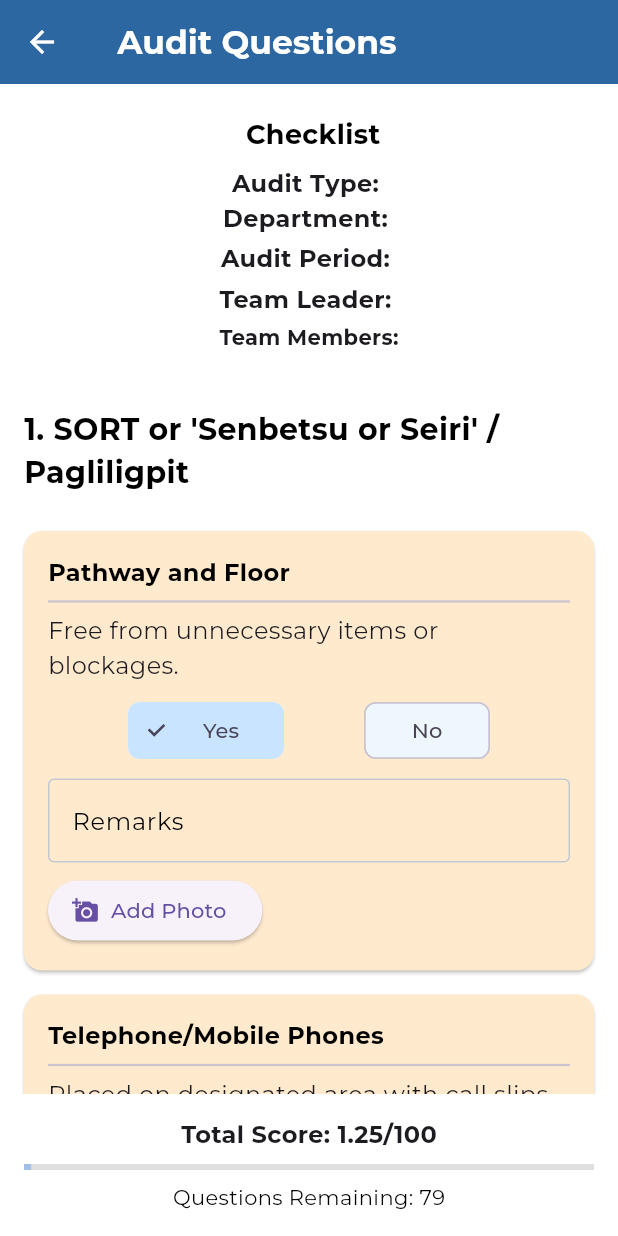
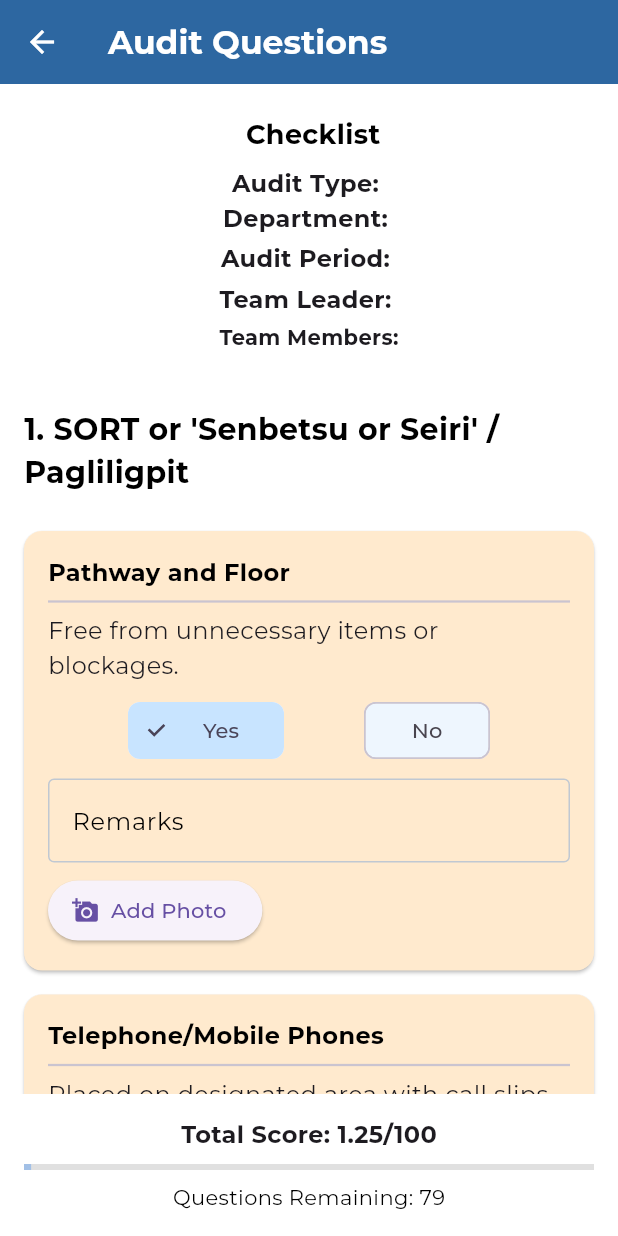
Before and after one commit to NeserxDD/BRUM, a Flutter app: the ChecklistScreen screen opened directly with empty values, after a tap on "Yes", on a phone screen of 412 x 824 dp. Run offline on Flutter 3.47's test engine with Material 3 defaults, Android fonts, the phone set to English and light mode, and no system bars; our stand-ins replace flutter_markdown, google_fonts, image_picker, pdf, share_plus, sqflite; accounts and stored records are empty.

Commit message:
final for now

```diff
--- a/lib/checklist.dart
+++ b/lib/checklist.dart
@@ -330,7 +330,7 @@ class _ChecklistScreenState extends State<ChecklistScreen> with RouteAware {
           await dbHelper.insertQuestionImage(
             questionDetailId: questionId,
             imagePath: imagePath,
-            imageCode: 'q${i + 1}',
+            imageCode: 'I-${i + 1}',
           );
         }
       }
@@ -383,7 +383,7 @@ class _ChecklistScreenState extends State<ChecklistScreen> with RouteAware {
           backgroundColor: const Color.fromARGB(255, 45, 103, 161),
           iconTheme: IconThemeData(color: Colors.white),
           title: Text(
-            '${widget.auditType} Audit Questions',
+            'Audit Questions',
             style: TextStyle(fontWeight: FontWeight.bold, color: Colors.white),
           ),
         ),
@@ -679,7 +679,7 @@ class __QuestionItemState extends State<_QuestionItem> {
   void initState() {
     super.initState();
     _remarkController.text = widget.question["remark"] ?? "";
-    _imageCode = 'q${widget.questionIndex + 1}';
+    _imageCode = 'I-${widget.questionIndex + 1}';
     _imagePaths = List<String>.from(widget.question["imagePaths"] ?? []);
   }
 
--- a/lib/hard_s_office_pdf_generator.dart
+++ b/lib/hard_s_office_pdf_generator.dart
@@ -102,7 +102,7 @@ class HardSOfficePdfGenerator {
               pw.Padding(
                 padding: const pw.EdgeInsets.all(8.0),
                 child: pw.Text(
-                  'Q${questions.indexOf(question) + 1}',
+                  'I-${questions.indexOf(question) + 1}',
                   textAlign: pw.TextAlign.center,
                 ),
               ),
--- a/lib/history.dart
+++ b/lib/history.dart
@@ -361,10 +361,10 @@ DropdownMenuItem<String> _buildDropdownItem(String? value, String text) {
           isDense: true,
         ),
         items: [
-          _buildDropdownItem(null, 'Default'),
+          _buildDropdownItem(null, 'Latest'),
           _buildDropdownItem('Department', 'Department'),
           _buildDropdownItem('Highest Score', 'Highest Score'),
-          _buildDropdownItem('Latest', 'Latest'),
+
         ],
         onChanged: (String? newValue) {
           setState(() => _selectedSortFilter = newValue);
--- a/lib/main.dart
+++ b/lib/main.dart
@@ -17,7 +17,9 @@ class MyApp extends StatelessWidget {
       navigatorObservers: [routeObserver], // Add RouteObserver
       theme: ThemeData(
         scaffoldBackgroundColor: Color.fromARGB(255, 255, 255, 255),
-        textTheme: GoogleFonts.montserratTextTheme(Theme.of(context).textTheme),
+       textTheme: GoogleFonts.montserratTextTheme(
+          Theme.of(context).textTheme,
+        ), // Applies Montserrat globally
       ),
       home: HistoryPage(),
 
--- a/lib/pdf_generator.dart
+++ b/lib/pdf_generator.dart
@@ -102,7 +102,7 @@ class PdfGenerator {
               pw.Padding(
                 padding: const pw.EdgeInsets.all(8.0),
                 child: pw.Text(
-                  'Q${questions.indexOf(question) + 1}',
+                  'I-${questions.indexOf(question) + 1}',
                   textAlign: pw.TextAlign.center,
                 ),
               ),
@@ -917,6 +917,6 @@ children: [
   String _getFileName() {
     DateTime dateTime = DateFormat('yyyy-MM-dd hh:mm a').parse(formattedDate);
     final String newFormattedDate = DateFormat('yyyy-MM-dd').format(dateTime);
-    return "${newFormattedDate}_${personName}-${departmentName}-${areaName}.pdf";
+    return "${newFormattedDate}_${personName}-${departmentName}.pdf";
   }
 }
```
Also changed, not shown: lib/hard_s_hospital_pdf_generator.dart (+7 -9 lines), lib/result.dart (+21 -14 lines).
